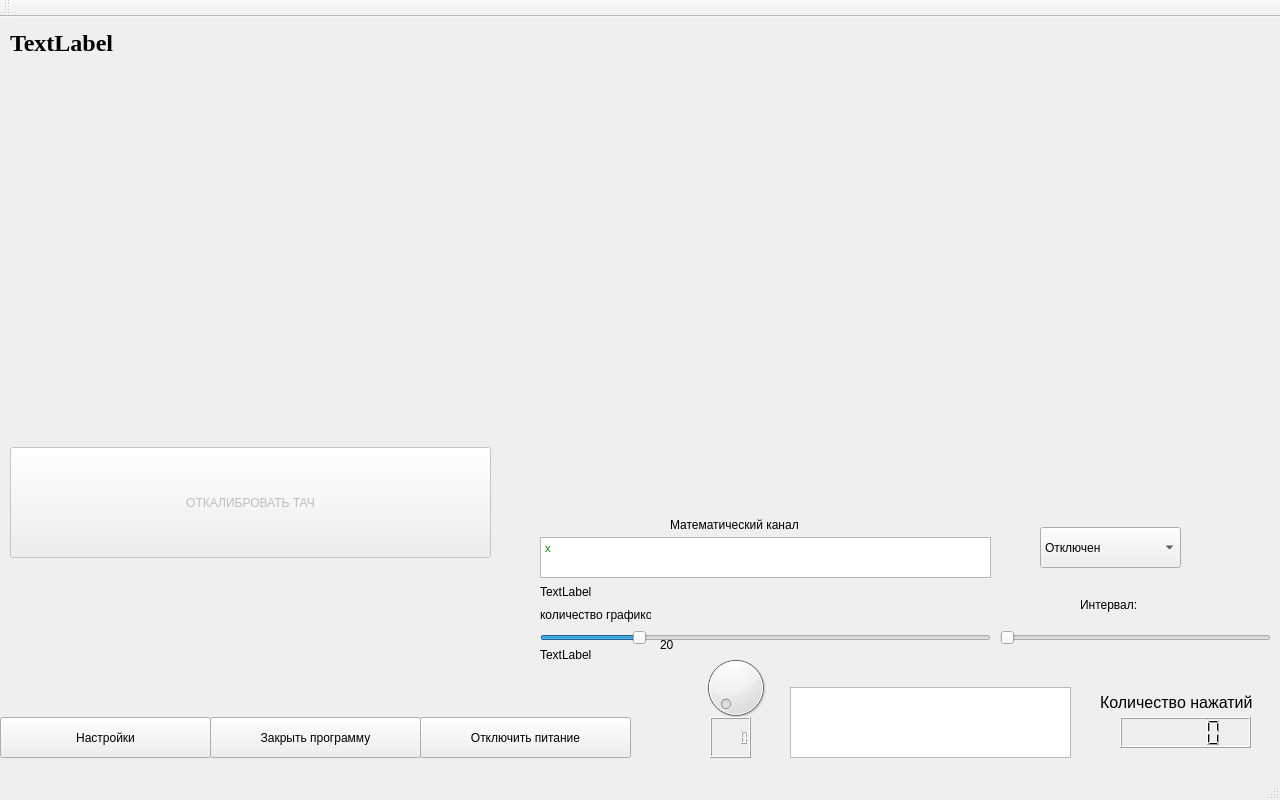
The window that mainwindow.ui (tomyqg/topaz-m) describes before a commit, drawn with Qt 5.
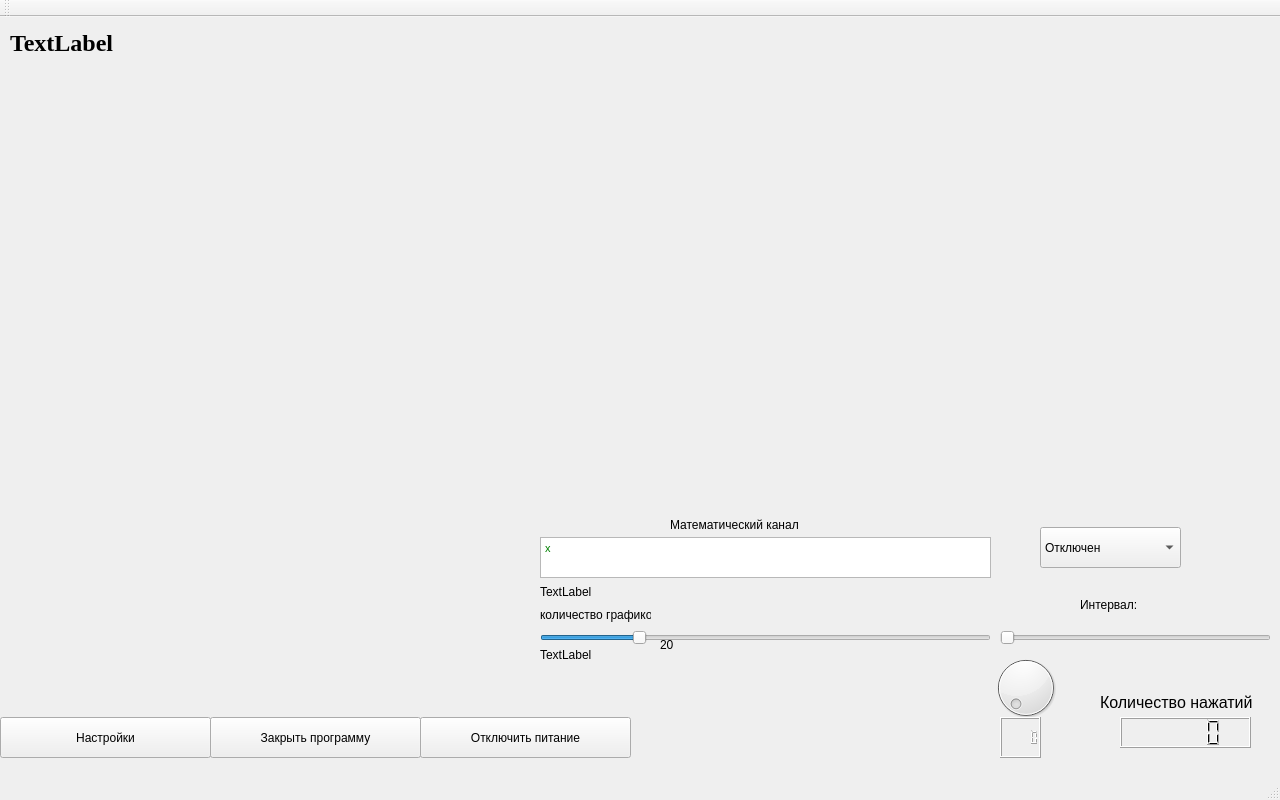
The same window after the commit. Icons and pictures are not drawn. Custom widgets are drawn as their Qt base class.

```diff
--- a/mainwindow.ui
+++ b/mainwindow.ui
@@ -32,7 +32,7 @@
    <widget class="QDial" name="dial">
     <property name="geometry">
      <rect>
-      <x>700</x>
+      <x>990</x>
       <y>630</y>
       <width>71</width>
       <height>81</height>
@@ -45,7 +45,7 @@
    <widget class="QLCDNumber" name="lcdNumber">
     <property name="geometry">
      <rect>
-      <x>710</x>
+      <x>1000</x>
       <y>700</y>
       <width>41</width>
       <height>41</height>
@@ -336,31 +336,6 @@
      <string>Закрыть программу</string>
     </property>
    </widget>
-   <widget class="QTextEdit" name="textEdit_3">
-    <property name="geometry">
-     <rect>
-      <x>790</x>
-      <y>670</y>
-      <width>281</width>
-      <height>71</height>
-     </rect>
-    </property>
-    <property name="font">
-     <font>
-      <pointsize>5</pointsize>
-     </font>
-    </property>
-    <property name="focusPolicy">
-     <enum>Qt::ClickFocus</enum>
-    </property>
-    <property name="html">
-     <string>&lt;!DOCTYPE HTML PUBLIC &quot;-//W3C//DTD HTML 4.0//EN&quot; &quot;http://www.w3.org/TR/REC-html40/strict.dtd&quot;&gt;
-&lt;html&gt;&lt;head&gt;&lt;meta name=&quot;qrichtext&quot; content=&quot;1&quot; /&gt;&lt;style type=&quot;text/css&quot;&gt;
-p, li { white-space: pre-wrap; }
-&lt;/style&gt;&lt;/head&gt;&lt;body style=&quot; font-family:'MS Shell Dlg 2'; font-size:5pt; font-weight:400; font-style:normal;&quot;&gt;
-&lt;p style=&quot;-qt-paragraph-type:empty; margin-top:0px; margin-bottom:0px; margin-left:0px; margin-right:0px; -qt-block-indent:0; text-indent:0px;&quot;&gt;&lt;br /&gt;&lt;/p&gt;&lt;/body&gt;&lt;/html&gt;</string>
-    </property>
-   </widget>
    <widget class="QComboBox" name="comboBox_13">
     <property name="enabled">
      <bool>true</bool>
@@ -435,22 +410,6 @@
      <pixmap>logo.jpg</pixmap>
     </property>
    </widget>
-   <widget class="QPushButton" name="pushButton_4">
-    <property name="enabled">
-     <bool>false</bool>
-    </property>
-    <property name="geometry">
-     <rect>
-      <x>10</x>
-      <y>430</y>
-      <width>481</width>
-      <height>111</height>
-     </rect>
-    </property>
-    <property name="text">
-     <string>ОТКАЛИБРОВАТЬ ТАЧ</string>
-    </property>
-   </widget>
    <widget class="QLabel" name="time_label">
     <property name="geometry">
      <rect>
```
Left out of the diff: 1 changed line with no effect on the pictures.
